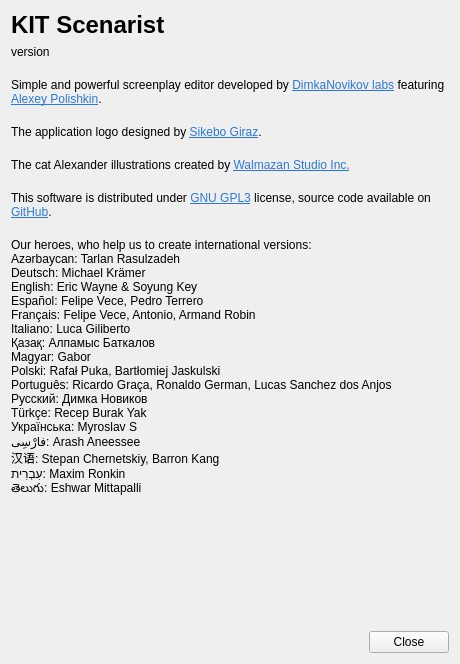
Above: src/bin/scenarist-desktop/UserInterfaceLayer/Application/AboutDialog.ui from dimkanovikov/KITScenarist before the change. Below: the same form after it.
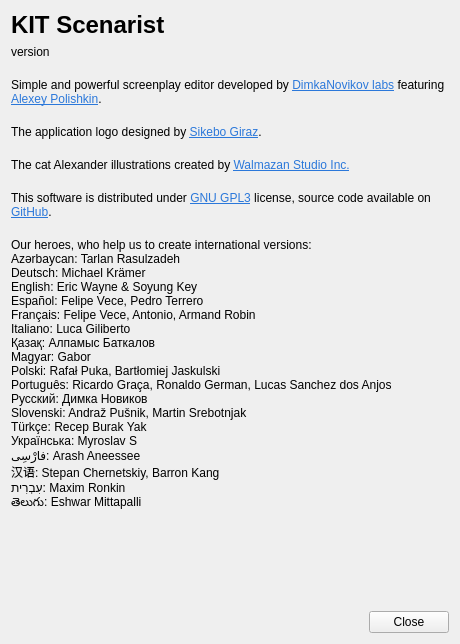
That is the form after the change.

```diff
--- a/src/bin/scenarist-desktop/UserInterfaceLayer/Application/AboutDialog.ui
+++ b/src/bin/scenarist-desktop/UserInterfaceLayer/Application/AboutDialog.ui
@@ -7,7 +7,7 @@
     <x>0</x>
     <y>0</y>
     <width>460</width>
-    <height>664</height>
+    <height>644</height>
    </rect>
   </property>
   <property name="minimumSize">
@@ -156,6 +156,7 @@
 Polski: Rafał Puka, Bartłomiej Jaskulski
 Português: Ricardo Graça, Ronaldo German, Lucas Sanchez dos Anjos 
 Русский: Димка Новиков
+Slovenski: Andraž Pušnik, Martin Srebotnjak
 Türkçe: Recep Burak Yak
 Українська: Myroslav S 
 فارْسِى: Arash Aneessee
```
